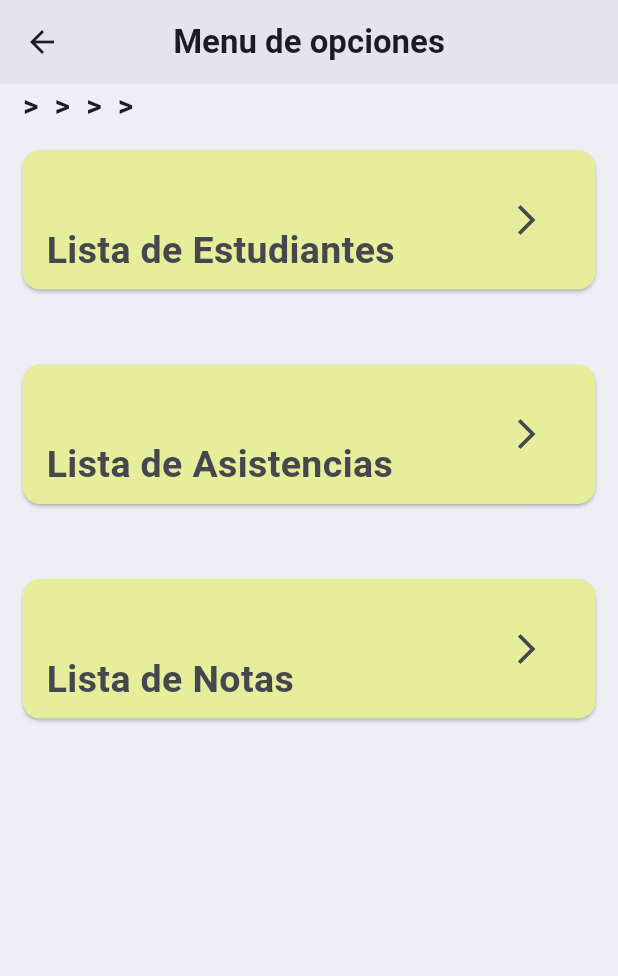
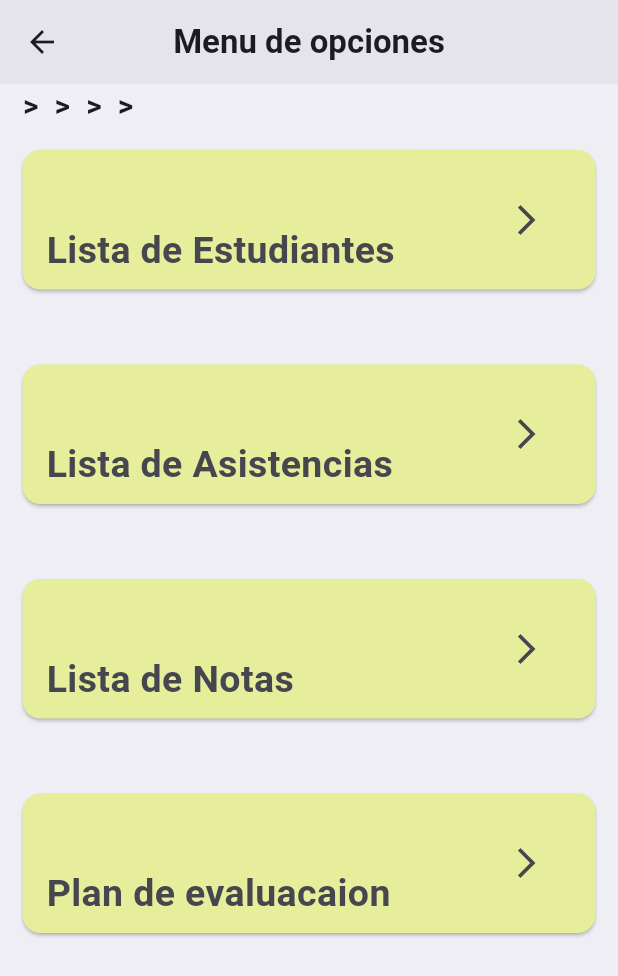
Before and after one commit to aledaniel04/uniprocess_app, a Flutter app: the MenuOptionsScreen screen opened directly with empty values, on a phone screen of 412 x 824 dp. Shown: the top 976 px of the screen. Run offline on Flutter 3.47's test engine with Material 2 defaults, Android fonts, the phone set to English and light mode, and no system bars; our stand-ins replace go_router, sqflite; accounts and stored records are empty.

Commit message:
corregir plan de evaluacion

```diff
--- a/lib/config/router/app_raouter.dart
+++ b/lib/config/router/app_raouter.dart
@@ -35,11 +35,11 @@ final appRouter = GoRouter(
       //name:
       builder: (context, state) => const ReportScreen(),
     ),
-    GoRoute(
+    /*GoRoute(
       path: "/evaluationPlan",
       //name: ,
       builder: (context, state) => const EvaluationPlanScreen(),
-    ),
+    ),*/
     GoRoute(
       path: "/schedule",
       //name:
--- a/lib/screens/menuOptionsScreen/menu_options_screen.dart
+++ b/lib/screens/menuOptionsScreen/menu_options_screen.dart
@@ -1,5 +1,6 @@
 import 'package:flutter/material.dart';
 import 'package:uniprocess_app/screens/attendanceScreen/attendance_screen.dart';
+import 'package:uniprocess_app/screens/evaluationPlanScreen/evaluation_plan_screen.dart';
 import 'package:uniprocess_app/screens/menuOptionsScreen/db_helper_menu_options.dart';
 import 'package:uniprocess_app/screens/qualificationScreen/qualification_screen.dart';
 import 'package:uniprocess_app/screens/studentsList/students_list_screen.dart';
@@ -176,7 +177,44 @@ class _MenuOptionsScreenState extends State<MenuOptionsScreen> {
                     Icons.arrow_forward_ios_outlined,
                   ),
                 )),
-          )
+          ),
+          SizedBox(height: 20),
+          Card(
+            color: Colors.lime[200],
+            margin: const EdgeInsets.all(15),
+            child: ListTile(
+                onTap: () {
+                  Navigator.push(
+                    context,
+                    MaterialPageRoute(builder: (context) {
+                      return EvaluationPlanScreen(
+                        period: widget.period,
+                        career: widget.career,
+                        subject: widget.subject,
+                        section: widget.section,
+                        semester: widget.semester,
+                      );
+                    }),
+                  );
+                },
+                title: Padding(
+                    padding: const EdgeInsets.symmetric(vertical: 5),
+                    child: Text(
+                      widget.subject,
+                      style: const TextStyle(fontSize: 20),
+                    )),
+                subtitle: const Text(
+                  "Plan de evaluacaion",
+                  style: TextStyle(fontSize: 25, fontWeight: FontWeight.bold),
+                ),
+                trailing: Padding(
+                  padding:
+                      const EdgeInsetsDirectional.symmetric(horizontal: 10),
+                  child: const Icon(
+                    Icons.arrow_forward_ios_outlined,
+                  ),
+                )),
+          ),
         ],
       ),
     );
```
Also changed, not shown: lib/screens/evaluationPlanScreen/db_helper_evaluationplan.dart (added, +122 -0 lines), pubspec.lock.
